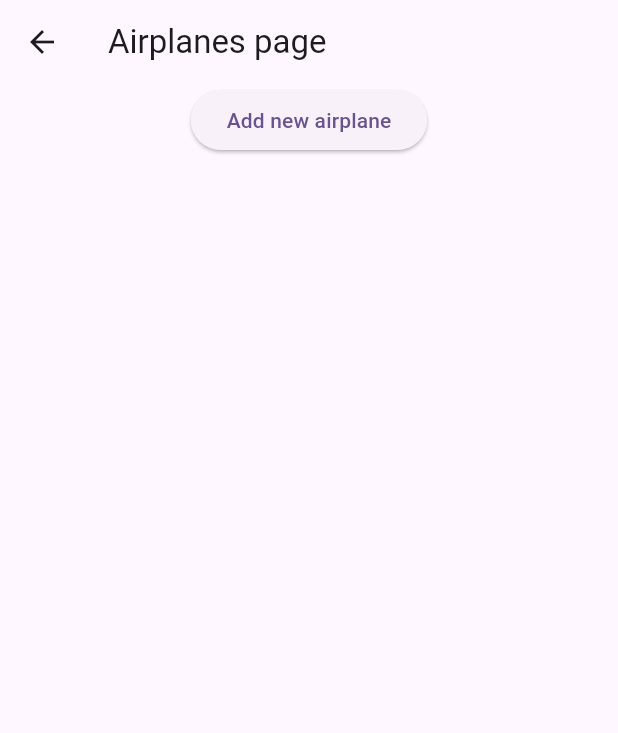
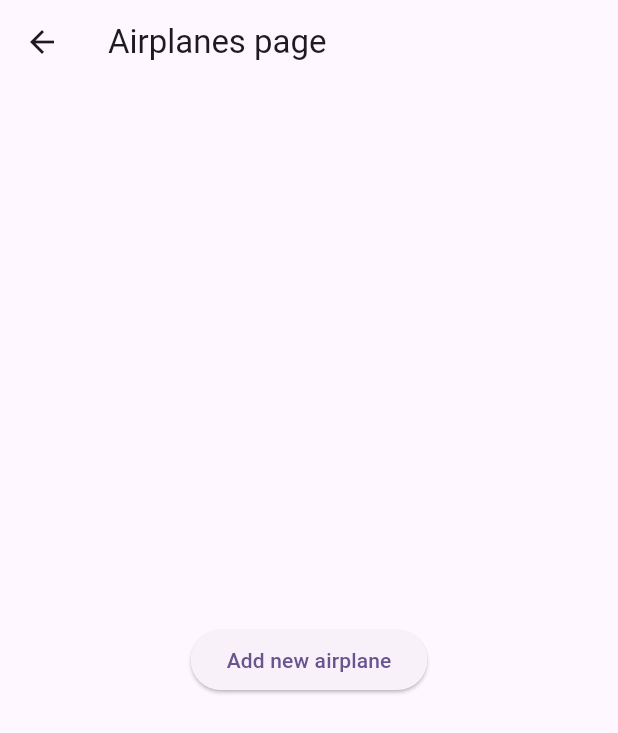
Before and after one commit to andrewigk/flights, a Flutter app: the AirplanesPage screen opened by its route, on a phone screen of 412 x 824 dp. Shown: the top 733 px of the screen. Run offline on Flutter 3.47's test engine with Material 3 defaults, Android fonts, the phone set to English and light mode, and no system bars.

```diff
--- a/lib/airplanes/airplanes_page.dart
+++ b/lib/airplanes/airplanes_page.dart
@@ -21,7 +21,8 @@ class AirplanesPage extends StatelessWidget {
       ),
       body: Center(
           child: Column(
-            children: [
+            mainAxisAlignment: MainAxisAlignment.center,
+            children: <Widget>[
               ElevatedButton(
                   onPressed: navigateToAddAirplanePage,
                   child: Text("Add new airplane"))
```
Also changed, not shown: lib/airplanes/add_airplane_page.dart (+37 -2 lines).
